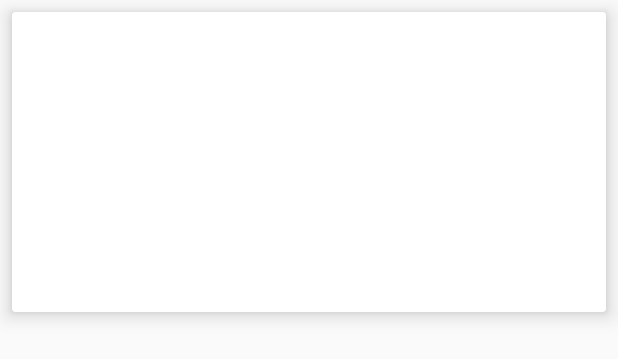
After one commit to snuyp/Cats, an Android app: the layout card_cats.xml on its own in the app's theme, with its tools: preview values and no code run, on a phone screen of 412 x 824 dp. The commit adds this screen. Shown: the top 359 px of the screen. Run offline under Robolectric (Android 15) with nearby library versions, the phone set to English and light mode, and no system bars.

Commit message:
Add recyclerView

```diff
--- a/app/build.gradle
+++ b/app/build.gradle
@@ -34,6 +34,12 @@ dependencies {
     androidTestImplementation 'com.android.support.test.espresso:espresso-core:3.0.2'
     implementation 'com.github.florent37:materialviewpager:1.2.3'
 
+    implementation 'com.android.support:cardview-v7:28.0.0'
+
+    //Glide
+    implementation 'com.github.bumptech.glide:glide:4.9.0'
+    annotationProcessor 'com.github.bumptech.glide:compiler:4.9.0'
+
     //Retrofit
     implementation 'com.squareup.retrofit2:retrofit:2.5.0'
     implementation 'com.squareup.retrofit2:adapter-rxjava:2.4.0'
--- a/app/src/main/java/com/example/cats/api/CatsService.kt
+++ b/app/src/main/java/com/example/cats/api/CatsService.kt
@@ -15,5 +15,5 @@ interface CatsService {
     @GET("search?")
     fun getCats(@Query("limit") limit : Int,
                 @Query("page") page : Int,
-                @Header("x-api-key") key : String) : Observable<List<Cats>>
+                @Header("x-api-key") key : String) : Observable<ArrayList<Cats>>
 }
--- a/app/src/main/java/com/example/cats/mvp/view/CatsView.kt
+++ b/app/src/main/java/com/example/cats/mvp/view/CatsView.kt
@@ -8,6 +8,6 @@ import com.example.cats.mvp.model.Cats
 
 @StateStrategyType(AddToEndSingleStrategy::class)
 interface CatsView : MvpView {
-    fun showCats(rates : List<Cats>)
+    fun showCats(cats : ArrayList<Cats>)
     fun error(message : String)
 }
--- a/app/src/main/java/com/example/cats/ui/MainActivity.kt
+++ b/app/src/main/java/com/example/cats/ui/MainActivity.kt
@@ -19,7 +19,6 @@ class MainActivity : MvpAppCompatActivity() {
         viewPager.adapter = adapter
 
         val mTabLayout = findViewById<TabLayout>(R.id.tabLayout)
-        mTabLayout.tabMode = TabLayout.MODE_SCROLLABLE
         mTabLayout.setupWithViewPager(viewPager)
     }
 }
--- a/app/src/main/java/com/example/cats/ui/adapters/FragmentAdapter.kt
+++ b/app/src/main/java/com/example/cats/ui/adapters/FragmentAdapter.kt
@@ -14,7 +14,7 @@ class FragmentAdapter (fm: FragmentManager?, var context: Context) : FragmentPag
         return when (position) {
             0 -> CatsFragment.newInstance()
             1 -> FavoriteCats.newInstance()
-            else -> FavoriteCats.newInstance()
+            else -> CatsFragment.newInstance()
         }
     }
 
--- a/app/src/main/java/com/example/cats/ui/fragments/FavoriteCats.kt
+++ b/app/src/main/java/com/example/cats/ui/fragments/FavoriteCats.kt
@@ -7,6 +7,7 @@ import android.view.ViewGroup
 import com.arellomobile.mvp.MvpAppCompatFragment
 import com.arellomobile.mvp.MvpFragment
 import com.arellomobile.mvp.presenter.InjectPresenter
+import com.example.cats.R
 import com.example.cats.mvp.presenter.CatsPresenter
 import javax.inject.Inject
 
@@ -20,6 +21,7 @@ class FavoriteCats : MvpAppCompatFragment()  {
     }
 
     override fun onCreateView(inflater: LayoutInflater, container: ViewGroup?, savedInstanceState: Bundle?): View? {
-        return super.onCreateView(inflater, container, savedInstanceState)
+        val v = inflater.inflate(R.layout.fragment_favorite_cats,container,false)
+        return v
     }
 }
--- /dev/null
+++ b/app/src/main/res/layout/card_cats.xml
@@ -0,0 +1,16 @@
+<android.support.v7.widget.CardView
+        xmlns:android="http://schemas.android.com/apk/res/android"
+        xmlns:app="http://schemas.android.com/apk/res-auto"
+        android:layout_width="match_parent"
+        android:layout_height="200dp"
+        android:layout_margin="8dp"
+        app:cardElevation="8dp"
+>
+    <ImageView
+            android:id="@+id/cats_image"
+            android:layout_width="match_parent"
+            android:layout_height="match_parent"
+            android:layout_weight="2"
+            android:scaleType="centerCrop"
+    />
+</android.support.v7.widget.CardView>
--- /dev/null
+++ b/app/src/main/res/layout/fragment_favorite_cats.xml
@@ -0,0 +1,6 @@
+<?xml version="1.0" encoding="utf-8"?>
+<android.support.constraint.ConstraintLayout xmlns:android="http://schemas.android.com/apk/res/android"
+                                             android:layout_width="match_parent"
+                                             android:layout_height="match_parent">
+
+</android.support.constraint.ConstraintLayout>
--- a/app/src/main/res/values/colors.xml
+++ b/app/src/main/res/values/colors.xml
@@ -1,6 +1,9 @@
 <?xml version="1.0" encoding="utf-8"?>
 <resources>
-    <color name="colorPrimary">#008577</color>
-    <color name="colorPrimaryDark">#00574B</color>
-    <color name="colorAccent">#D81B60</color>
+    <color name="colorPrimary">#ffffff</color>
+    <color name="colorPrimaryDark">#cccccc</color>
+    <color name="colorAccent">#000000</color>
+
+    <color name="black_overlay">#66000000</color>
+    <color name="gray_overlay">#a6000000</color>
 </resources>
```
Also changed, not shown: app/src/main/java/com/example/cats/mvp/presenter/CatsPresenter.kt (+4 -4 lines), app/src/main/java/com/example/cats/ui/adapters/CatsAdapter.kt (added, +34 -0 lines), app/src/main/java/com/example/cats/ui/fragments/CatsFragment.kt (+22 -5 lines), app/src/main/res/drawable/ic_error_black_24dp.xml (added, +9 -0 lines), app/src/main/res/drawable/ic_filter_hdr_black_24dp.xml (added, +9 -0 lines), app/src/main/res/layout/fragment_cats.xml (added, +19 -0 lines), app/src/main/res/values/styles.xml (+46 -4 lines).
